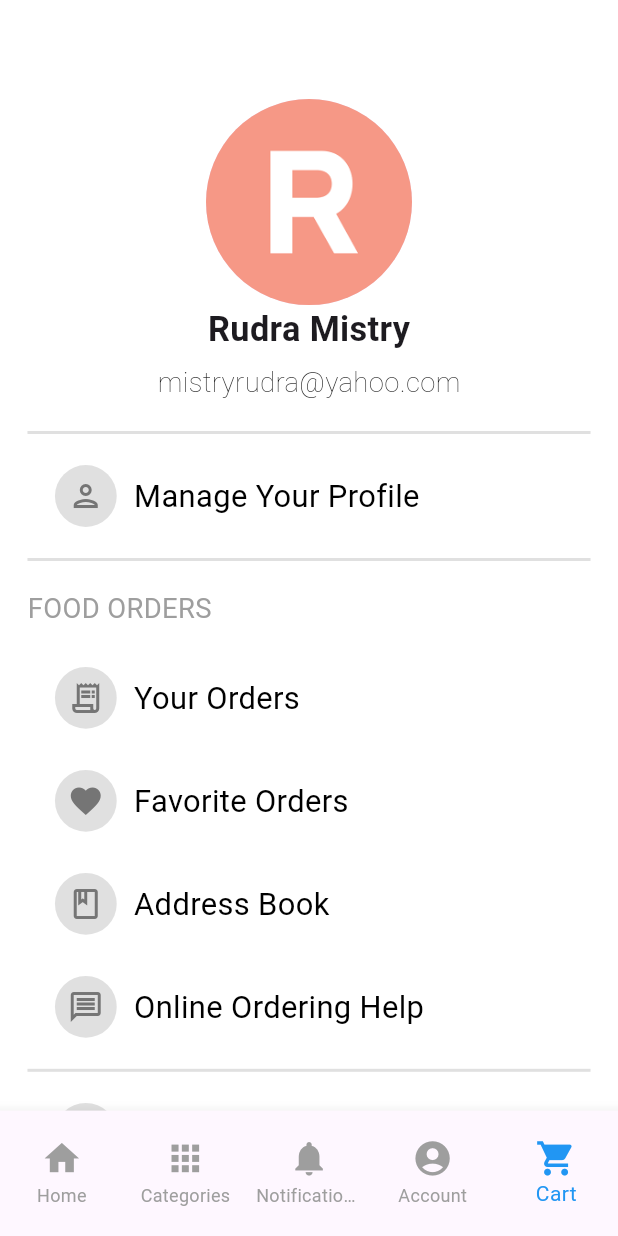
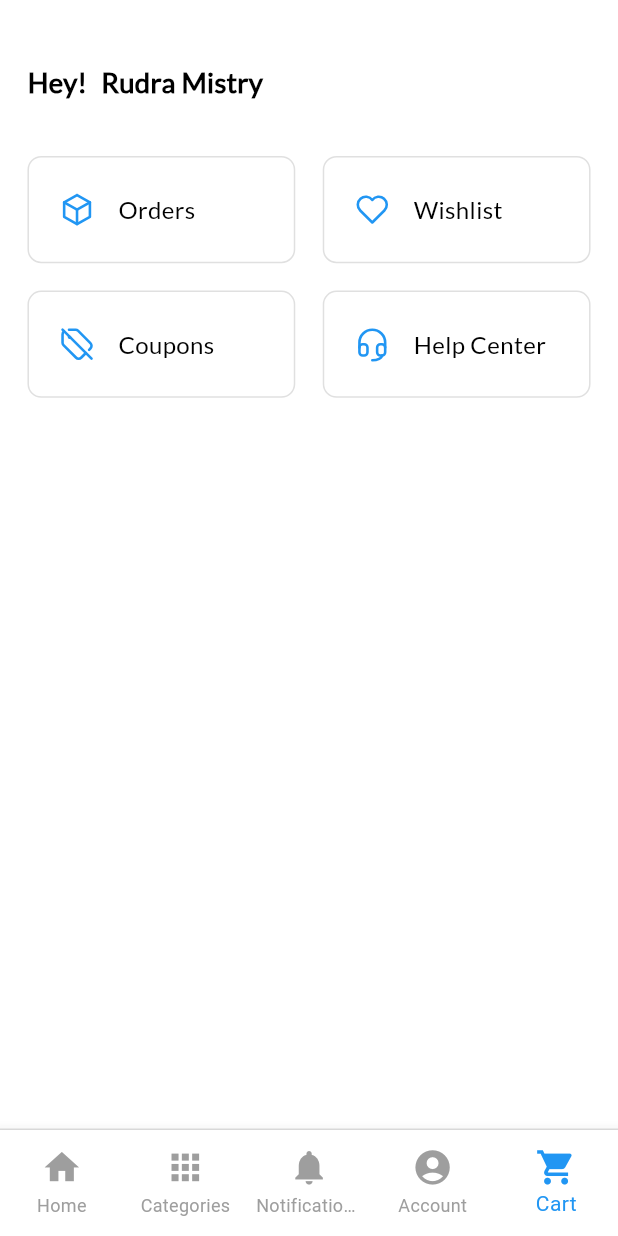
Before and after one commit to rudramistry001/E-COM-UI, a Flutter app: the screen it shows after launch, item 5 of the bottom bar chosen, on a phone screen of 412 x 824 dp. Run offline on Flutter 3.47's test engine with Material 3 defaults, Android fonts, the phone set to English and light mode, and no system bars; our stand-ins replace cached_network_image, flutter_screenutil, flutter_svg; network calls fail; Roboto replaces fonts that are missing (Metrophobic).

Commit message:
new profile screen added

```diff
--- a/lib/dashboard/dashboard_screen.dart
+++ b/lib/dashboard/dashboard_screen.dart
@@ -1,8 +1,8 @@
+import 'package:e_com_ui/screens/profile/profilescreen.dart';
 import 'package:flutter/material.dart';
 import 'package:e_com_ui/dashboard/home_screen.dart';
 import 'package:e_com_ui/dashboard/notification/notification_screen.dart';
 import 'package:e_com_ui/screens/cart/cart_screen.dart';
-import 'package:e_com_ui/screens/profile/profile_screen.dart';
 import 'package:e_com_ui/dashboard/widgets/bottom_nav_bar.dart';
 
 class DashboardScreen extends StatefulWidget {
@@ -34,6 +34,7 @@ class _DashboardScreenState extends State<DashboardScreen> {
   @override
   Widget build(BuildContext context) {
     return Scaffold(
+      backgroundColor: Colors.white,
       body: IndexedStack(
         index: _selectedIndex,
         children: _pages,
--- a/lib/dashboard/widgets/bottom_nav_bar.dart
+++ b/lib/dashboard/widgets/bottom_nav_bar.dart
@@ -13,10 +13,18 @@ class CustomBottomNavBar extends StatelessWidget {
 
   @override
   Widget build(BuildContext context) {
-    return SizedBox(
-      height: 70
-          .h, // Increase this value to adjust the height of the bottom nav bar
+    return Container(
+      height: 60.h,
+      decoration: BoxDecoration(
+        border: Border(
+          top: BorderSide(
+            color: Colors.grey.shade300, // Light grey color
+            width: 1.0, // Border width
+          ),
+        ),
+      ),
       child: BottomNavigationBar(
+        backgroundColor: Colors.white,
         currentIndex: currentIndex, // Bind the selected index
         onTap: onItemTapped, // Trigger the callback
         selectedItemColor: Colors.blue, // Color for the selected item
--- a/lib/screens/profile/profile_screen.dart
+++ b/lib/screens/profile/profile_screen.dart
@@ -1,222 +1,222 @@
-import 'package:e_com_ui/screens/profile/address_screen.dart';
-import 'package:e_com_ui/screens/profile/widgets/custom_divider.dart';
-import 'package:e_com_ui/screens/profile/widgets/profile_container.dart';
-import 'package:flutter/material.dart';
-import 'package:flutter_screenutil/flutter_screenutil.dart';
+// import 'package:e_com_ui/screens/profile/address_screen.dart';
+// import 'package:e_com_ui/screens/profile/widgets/custom_divider.dart';
+// import 'package:e_com_ui/screens/profile/widgets/profile_container.dart';
+// import 'package:flutter/material.dart';
+// import 'package:flutter_screenutil/flutter_screenutil.dart';
 
-class ProfileScreen extends StatelessWidget {
-  const ProfileScreen({super.key});
+// class ProfileScreen extends StatelessWidget {
+//   const ProfileScreen({super.key});
 
-  @override
-  Widget build(BuildContext context) {
-    return Scaffold(
-      body: SingleChildScrollView(
-        child: Padding(
-          padding: EdgeInsets.all(16.0.sp),
-          child: Column(
-            mainAxisAlignment: MainAxisAlignment.start,
-            children: [
-              40.verticalSpace,
-              Column(
-                crossAxisAlignment: CrossAxisAlignment.start,
-                children: [
-                  Align(
-                    alignment: Alignment.center,
-                    child: CircleAvatar(
-                      radius: 60.r,
-                      backgroundImage: const AssetImage(
-                          'assets/images/profile.png'), // Replace with your image asset
-                    ),
-                  ),
-                  10.horizontalSpace,
-                  Align(
-                    alignment: Alignment.center,
-                    child: Text(
-                      "Rudra Mistry",
-                      style: TextStyle(
-                        fontFamily: "Metrophobic",
-                        fontSize: 20.sp,
-                        fontWeight: FontWeight.bold,
-                      ),
-                    ),
-                  ),
-                  5.verticalSpace,
-                  Align(
-                    alignment: Alignment.center,
-                    child: Text(
-                      "mistryrudra@yahoo.com",
-                      style: TextStyle(
-                        fontFamily: "Metrophobic",
-                        fontSize: 16.sp,
-                        fontWeight: FontWeight.w100,
-                        color: Colors.black,
-                      ),
-                    ),
-                  ),
-                ],
-              ),
-              10.verticalSpace,
-              CustomLineDivider(
-                thickness: 2.0,
-                color: Colors.grey.shade300,
-                indent: 0.0,
-                endIndent: 0.0,
-              ),
-              CustomProfileText(
-                text: "Manage Your Profile",
-                onTap: () {},
-                icon: Icons.person_outlined,
-              ),
-              CustomLineDivider(
-                thickness: 2.0,
-                color: Colors.grey.shade300,
-                indent: 0.0,
-                endIndent: 0.0,
-              ),
-              10.verticalSpace,
-              Align(
-                alignment: Alignment.centerLeft,
-                child: Text(
-                  "FOOD ORDERS",
-                  style: TextStyle(
-                    color: Colors.grey,
-                    fontFamily: "Metrophobic",
-                    fontSize: 16.sp,
-                    fontWeight: FontWeight.w400,
-                  ),
-                ),
-              ),
-              10.verticalSpace,
-              CustomProfileText(
-                text: "Your Orders",
-                onTap: () {
-                  // Handle tap action here
-                },
-                icon: Icons.receipt_long_outlined,
-              ),
-              CustomProfileText(
-                text: "Favorite Orders",
-                onTap: () {
-                  // Handle tap action here
-                },
-                icon: Icons.favorite_outlined,
-              ),
-              CustomProfileText(
-                text: "Address Book",
-                onTap: () {
-                  Navigator.push(
-                    context,
-                    MaterialPageRoute(
-                        builder: (context) => const AddressScreen()),
-                  );
-                },
-                icon: Icons.book_outlined,
-              ),
-              CustomProfileText(
-                text: "Online Ordering Help",
-                onTap: () {
-                  // Handle tap action here
-                },
-                icon: Icons.message_outlined,
-              ),
-              CustomLineDivider(
-                thickness: 2.0,
-                color: Colors.grey.shade300,
-                indent: 0.0,
-                endIndent: 0.0,
-              ),
-              CustomProfileText(
-                text: "About",
-                onTap: () {},
-                icon: Icons.info_outline,
-              ),
-              CustomLineDivider(
-                thickness: 2.0,
-                color: Colors.grey.shade300,
-                indent: 0.0,
-                endIndent: 0.0,
-              ),
-              Align(
-                alignment: Alignment.centerLeft,
-                child: Text(
-                  "Send Feedback",
-                  style: TextStyle(
-                    color: Colors.grey,
-                    fontFamily: "Metrophobic",
-                    fontSize: 16.sp,
-                    fontWeight: FontWeight.w400,
-                  ),
-                ),
-              ),
-              10.verticalSpace,
-              Align(
-                alignment: Alignment.centerLeft,
-                child: Text(
-                  "Report A Safety Emergency",
-                  style: TextStyle(
-                    color: Colors.grey,
-                    fontFamily: "Metrophobic",
-                    fontSize: 16.sp,
-                    fontWeight: FontWeight.w400,
-                  ),
-                ),
-              ),
-              10.verticalSpace,
-              Align(
-                alignment: Alignment.centerLeft,
-                child: Text(
-                  "Rate us on the Play Store",
-                  style: TextStyle(
-                    color: Colors.grey,
-                    fontFamily: "Metrophobic",
-                    fontSize: 16.sp,
-                    fontWeight: FontWeight.w400,
-                  ),
-                ),
-              ),
-              20.verticalSpace,
-              Align(
-                alignment: Alignment.centerLeft,
-                child: Text(
-                  "LOG OUT",
-                  style: TextStyle(
-                    color: Colors.red,
-                    fontFamily: "Metrophobic",
-                    fontSize: 16.sp,
-                    fontWeight: FontWeight.bold,
-                  ),
-                ),
-              ),
-              50.verticalSpace,
-              Align(
-                alignment: Alignment.center,
-                child: Text(
-                  "D Commerce",
-                  style: TextStyle(
-                    fontSize: 25.sp,
-                    fontWeight: FontWeight.bold,
-                    color: Colors.grey,
-                    fontFamily: "DancingScript",
-                  ),
-                ),
-              ),
-              Align(
-                alignment: Alignment.center,
-                child: Text(
-                  "v1.0.0",
-                  style: TextStyle(
-                    fontFamily: "Metrophobic",
-                    fontSize: 20.sp,
-                    color: Colors.grey,
-                    fontWeight: FontWeight.w400,
-                  ),
-                ),
-              ),
-              70.verticalSpace,
-            ],
-          ),
-        ),
-      ),
-    );
-  }
-}
+//   @override
+//   Widget build(BuildContext context) {
+//     return Scaffold(
+//       body: SingleChildScrollView(
+//         child: Padding(
+//           padding: EdgeInsets.all(16.0.sp),
+//           child: Column(
+//             mainAxisAlignment: MainAxisAlignment.start,
+//             children: [
+//               40.verticalSpace,
+//               Column(
+//                 crossAxisAlignment: CrossAxisAlignment.start,
+//                 children: [
+//                   Align(
+//                     alignment: Alignment.center,
+//                     child: CircleAvatar(
+//                       radius: 60.r,
+//                       backgroundImage: const AssetImage(
+//                           'assets/images/profile.png'), // Replace with your image asset
+//                     ),
+//                   ),
+//                   10.horizontalSpace,
+//                   Align(
+//                     alignment: Alignment.center,
+//                     child: Text(
+//                       "Rudra Mistry",
+//                       style: TextStyle(
+//                         fontFamily: "Metrophobic",
+//                         fontSize: 20.sp,
+//                         fontWeight: FontWeight.bold,
+//                       ),
+//                     ),
+//                   ),
+//                   5.verticalSpace,
+//                   Align(
+//                     alignment: Alignment.center,
+//                     child: Text(
+//                       "mistryrudra@yahoo.com",
+//                       style: TextStyle(
+//                         fontFamily: "Metrophobic",
+//                         fontSize: 16.sp,
+//                         fontWeight: FontWeight.w100,
+//                         color: Colors.black,
+//                       ),
+//                     ),
+//                   ),
+//                 ],
+//               ),
+//               10.verticalSpace,
+//               CustomLineDivider(
+//                 thickness: 2.0,
+//                 color: Colors.grey.shade300,
+//                 indent: 0.0,
+//                 endIndent: 0.0,
+//               ),
+//               CustomProfileText(
+//                 text: "Manage Your Profile",
+//                 onTap: () {},
+//                 icon: Icons.person_outlined,
+//               ),
+//               CustomLineDivider(
+//                 thickness: 2.0,
+//                 color: Colors.grey.shade300,
+//                 indent: 0.0,
+//                 endIndent: 0.0,
+//               ),
+//               10.verticalSpace,
+//               Align(
+//                 alignment: Alignment.centerLeft,
+//                 child: Text(
+//                   "FOOD ORDERS",
+//                   style: TextStyle(
+//                     color: Colors.grey,
+//                     fontFamily: "Metrophobic",
+//                     fontSize: 16.sp,
+//                     fontWeight: FontWeight.w400,
+//                   ),
+//                 ),
+//               ),
+//               10.verticalSpace,
+//               CustomProfileText(
+//                 text: "Your Orders",
+//                 onTap: () {
+//                   // Handle tap action here
+//                 },
+//                 icon: Icons.receipt_long_outlined,
+//               ),
+//               CustomProfileText(
+//                 text: "Favorite Orders",
+//                 onTap: () {
+//                   // Handle tap action here
+//                 },
+//                 icon: Icons.favorite_outlined,
+//               ),
+//               CustomProfileText(
+//                 text: "Address Book",
+//                 onTap: () {
+//                   Navigator.push(
+//                     context,
+//                     MaterialPageRoute(
+//                         builder: (context) => const AddressScreen()),
+//                   );
+//                 },
+//                 icon: Icons.book_outlined,
+//               ),
+//               CustomProfileText(
+//                 text: "Online Ordering Help",
+//                 onTap: () {
+//                   // Handle tap action here
+//                 },
+//                 icon: Icons.message_outlined,
+//               ),
+//               CustomLineDivider(
+//                 thickness: 2.0,
+//                 color: Colors.grey.shade300,
+//                 indent: 0.0,
+//                 endIndent: 0.0,
+//               ),
+//               CustomProfileText(
+//                 text: "About",
+//                 onTap: () {},
+//                 icon: Icons.info_outline,
+//               ),
+//               CustomLineDivider(
+//                 thickness: 2.0,
+//                 color: Colors.grey.shade300,
+//                 indent: 0.0,
+//                 endIndent: 0.0,
+//               ),
+//               Align(
+//                 alignment: Alignment.centerLeft,
+//                 child: Text(
+//                   "Send Feedback",
+//                   style: TextStyle(
+//                     color: Colors.grey,
+//                     fontFamily: "Metrophobic",
+//                     fontSize: 16.sp,
+//                     fontWeight: FontWeight.w400,
+//                   ),
+//                 ),
+//               ),
+//               10.verticalSpace,
+//               Align(
+//                 alignment: Alignment.centerLeft,
+//                 child: Text(
+//                   "Report A Safety Emergency",
+//                   style: TextStyle(
+//                     color: Colors.grey,
+//                     fontFamily: "Metrophobic",
+//                     fontSize: 16.sp,
+//                     fontWeight: FontWeight.w400,
+//                   ),
+//                 ),
+//               ),
+//               10.verticalSpace,
+//               Align(
+//                 alignment: Alignment.centerLeft,
+//                 child: Text(
+//                   "Rate us on the Play Store",
+//                   style: TextStyle(
+//                     color: Colors.grey,
+//                     fontFamily: "Metrophobic",
+//                     fontSize: 16.sp,
+//                     fontWeight: FontWeight.w400,
+//                   ),
+//                 ),
+//               ),
+//               20.verticalSpace,
+//               Align(
+//                 alignment: Alignment.centerLeft,
+//                 child: Text(
+//                   "LOG OUT",
+//                   style: TextStyle(
+//                     color: Colors.red,
+//                     fontFamily: "Metrophobic",
+//                     fontSize: 16.sp,
+//                     fontWeight: FontWeight.bold,
+//                   ),
+//                 ),
+//               ),
+//               50.verticalSpace,
+//               Align(
+//                 alignment: Alignment.center,
+//                 child: Text(
+//                   "D Commerce",
+//                   style: TextStyle(
+//                     fontSize: 25.sp,
+//                     fontWeight: FontWeight.bold,
+//                     color: Colors.grey,
+//                     fontFamily: "DancingScript",
+//                   ),
+//                 ),
+//               ),
+//               Align(
+//                 alignment: Alignment.center,
+//                 child: Text(
+//                   "v1.0.0",
+//                   style: TextStyle(
+//                     fontFamily: "Metrophobic",
+//                     fontSize: 20.sp,
+//                     color: Colors.grey,
+//                     fontWeight: FontWeight.w400,
+//                   ),
+//                 ),
+//               ),
+//               70.verticalSpace,
+//             ],
+//           ),
+//         ),
+//       ),
+//     );
+//   }
+// }
--- /dev/null
+++ b/lib/screens/profile/profilescreen.dart
@@ -0,0 +1,69 @@
+import 'package:e_com_ui/screens/profile/widgets/1_profile_tile.dart';
+import 'package:e_com_ui/widgets/text_wideget.dart';
+import 'package:flutter/material.dart';
+import 'package:flutter_screenutil/flutter_screenutil.dart';
+
+class ProfileScreen extends StatelessWidget {
+  const ProfileScreen({super.key});
+
+  @override
+  Widget build(BuildContext context) {
+    return Scaffold(
+      body: SingleChildScrollView(
+        child: Padding(
+          padding: EdgeInsets.all(16.0.sp),
+          child: Column(
+            crossAxisAlignment: CrossAxisAlignment.start,
+            children: [
+              20.verticalSpace,
+              Row(
+                children: [
+                  const CustomText(
+                    text: "Hey!",
+                    textType: TextType.bodyLarge,
+                    textWeight: TextWeight.bold,
+                    color: Colors.black,
+                  ),
+                  8.horizontalSpace,
+                  const CustomText(
+                    text: "Rudra Mistry",
+                    textType: TextType.bodyLarge,
+                    textWeight: TextWeight.bold,
+                    color: Colors.black,
+                  ),
+                ],
+              ),
+              30.verticalSpace,
+              GridView.builder(
+                itemCount: 4, // Total number of tiles
+                gridDelegate: SliverGridDelegateWithFixedCrossAxisCount(
+                  crossAxisCount: 2, // 2 columns
+                  crossAxisSpacing: 16.sp,
+                  mainAxisSpacing: 16.sp,
+                  childAspectRatio: 2.5, // Adjust this for rectangular tiles
+                ),
+                shrinkWrap: true,
+                physics: const NeverScrollableScrollPhysics(),
+                itemBuilder: (context, index) {
+                  final tiles = [
+                    const ProfileTile(
+                        iconPath: 'assets/icons/orders.svg', label: 'Orders'),
+                    const ProfileTile(
+                        iconPath: 'assets/icons/wishlist.svg',
+                        label: 'Wishlist'),
+                    const ProfileTile(
+                        iconPath: 'assets/icons/coupons.svg', label: 'Coupons'),
+                    const ProfileTile(
+                        iconPath: 'assets/icons/helpcenter.svg',
+                        label: 'Help Center'),
+                  ];
+                  return tiles[index];
+                },
+              ),
+            ],
+          ),
+        ),
+      ),
+    );
+  }
+}
--- /dev/null
+++ b/lib/screens/profile/widgets/1_profile_tile.dart
@@ -0,0 +1,60 @@
+import 'package:flutter/material.dart';
+import 'package:flutter_svg/flutter_svg.dart';
+import 'package:flutter_screenutil/flutter_screenutil.dart';
+import 'package:e_com_ui/widgets/text_wideget.dart';
+
+class ProfileTile extends StatelessWidget {
+  final String iconPath;
+  final String label;
+
+  const ProfileTile({
+    super.key,
+    required this.iconPath,
+    required this.label,
+  });
+
+  @override
+  Widget build(BuildContext context) {
+    // Get screen width and height for better responsiveness
+    final screenWidth = MediaQuery.of(context).size.width;
+    final screenHeight = MediaQuery.of(context).size.height;
+
+    return GestureDetector(
+      onTap: () {
+        // Add navigation or action here
+      },
+      child: Container(
+        width: screenWidth * 0.4, // Responsive width based on screen size
+        height: screenHeight * 0.08, // Responsive height based on screen size
+        padding: EdgeInsets.symmetric(vertical: 12.h, horizontal: 16.w),
+        decoration: BoxDecoration(
+          color: Colors.white,
+          borderRadius: BorderRadius.circular(8.r), // Scaled for responsiveness
+          border: Border.all(color: Colors.grey.shade300),
+        ),
+        child: Row(
+          crossAxisAlignment: CrossAxisAlignment.center,
+          children: [
+            // Icon on the left
+            SvgPicture.asset(
+              iconPath,
+              height: 24.r, // Use `r` for square dimensions
+              width: 24.r,
+              colorFilter: const ColorFilter.mode(Colors.blue, BlendMode.srcIn),
+            ),
+            SizedBox(width: 12.w), // Space between icon and text
+            // Label text
+            Expanded(
+              child: CustomText(
+                text: label,
+                textType: TextType.bodySmall,
+                textWeight: TextWeight.light,
+                color: Colors.black,
+              ),
+            ),
+          ],
+        ),
+      ),
+    );
+  }
+}
--- a/lib/widgets/text_wideget.dart
+++ b/lib/widgets/text_wideget.dart
@@ -35,13 +35,13 @@ class CustomText extends StatelessWidget {
         fontSize = 22.sp;
         break;
       case TextType.bodyLarge:
-        fontSize = 18.sp;
+        fontSize = 16.sp;
         break;
       case TextType.bodySmall:
-        fontSize = 16.sp;
+        fontSize = 14.sp;
         break;
       case TextType.caption:
-        fontSize = 14.sp;
+        fontSize = 12.sp;
         break;
     }
 
```
Also changed, not shown: assets/icons/coupons.svg (added), assets/icons/coupons_icon.svg (added), assets/icons/helpcenter.svg (added), assets/icons/orders.svg (added), assets/icons/wishlist.svg (added).
